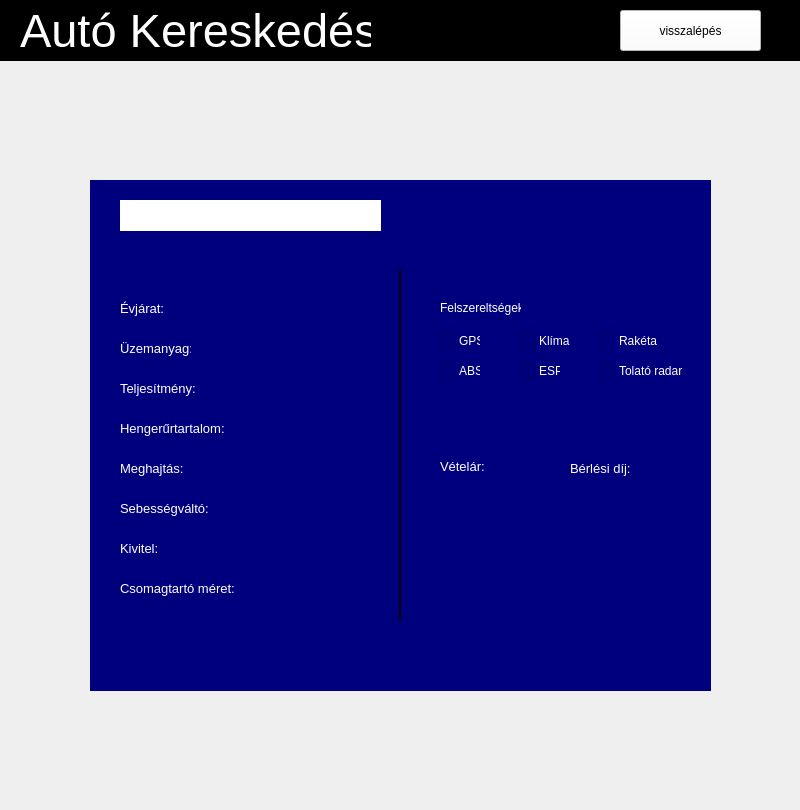
Above: autokereskedes/dialog.ui from adreszka/szoftverfejlesztes_beadando before the change. Below: the same form after it.
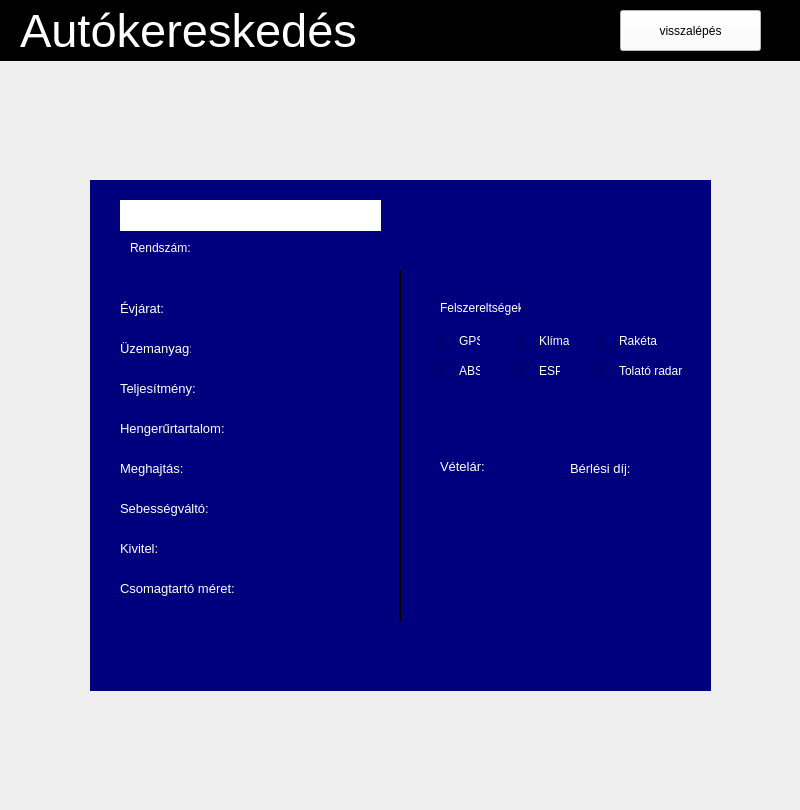
That is the form after the change. The open tabs and pages were chosen to show the change.

Commit message: Fejlécek kijavítása

```diff
--- a/autokereskedes/dialog.ui
+++ b/autokereskedes/dialog.ui
@@ -2664,7 +2664,7 @@
        <string notr="true">color: rgb(255, 255, 255);</string>
       </property>
       <property name="text">
-       <string>Autó Kereskedés</string>
+       <string>Autókereskedés</string>
       </property>
      </widget>
     </widget>
@@ -3269,6 +3269,38 @@
        <string/>
       </property>
      </widget>
+     <widget class="QLabel" name="licenceValueCarUnregistered">
+      <property name="geometry">
+       <rect>
+        <x>110</x>
+        <y>60</y>
+        <width>61</width>
+        <height>16</height>
+       </rect>
+      </property>
+      <property name="styleSheet">
+       <string notr="true">color: rgb(255, 255, 255);</string>
+      </property>
+      <property name="text">
+       <string/>
+      </property>
+     </widget>
+     <widget class="QLabel" name="licenceLabelCarUnregistered">
+      <property name="geometry">
+       <rect>
+        <x>40</x>
+        <y>60</y>
+        <width>61</width>
+        <height>16</height>
+       </rect>
+      </property>
+      <property name="styleSheet">
+       <string notr="true">color: rgb(255, 255, 255);</string>
+      </property>
+      <property name="text">
+       <string>Rendszám:</string>
+      </property>
+     </widget>
     </widget>
     <widget class="QPushButton" name="backButtonCarUnregistered">
      <property name="geometry">
```
Left out of the diff: 24 changed lines with no effect on the pictures. The commit also changes 1 other file.
